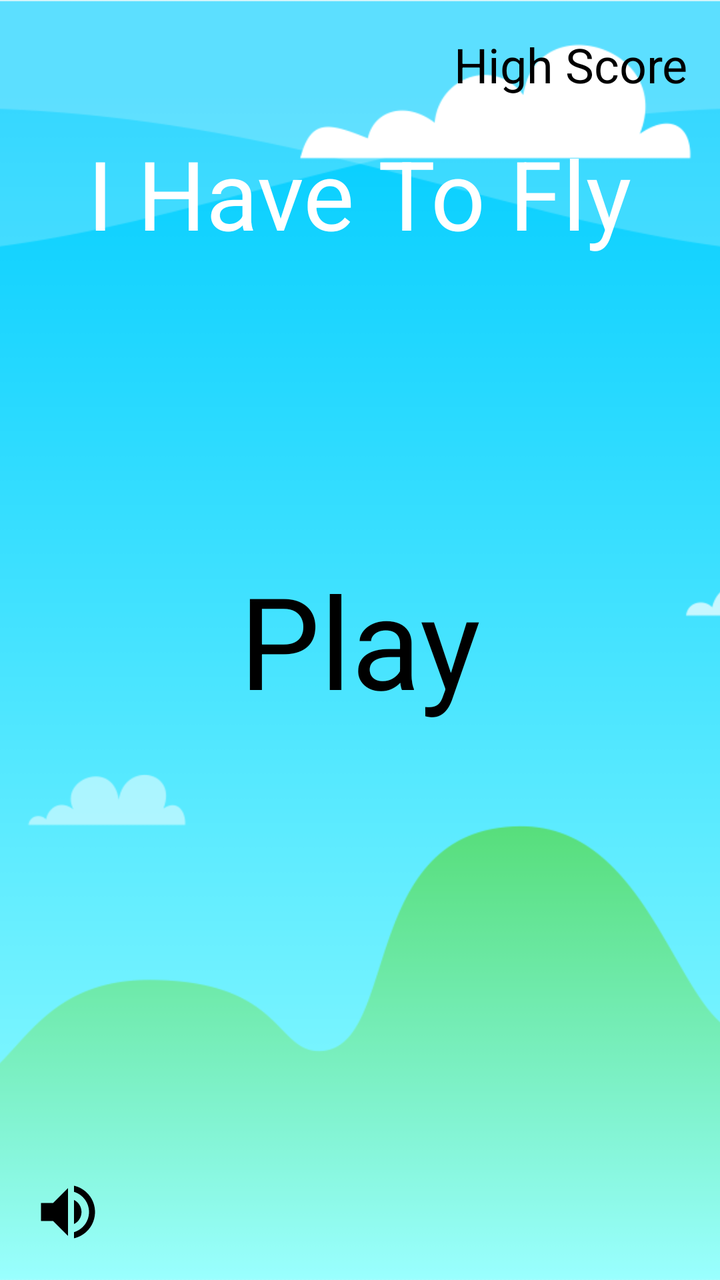
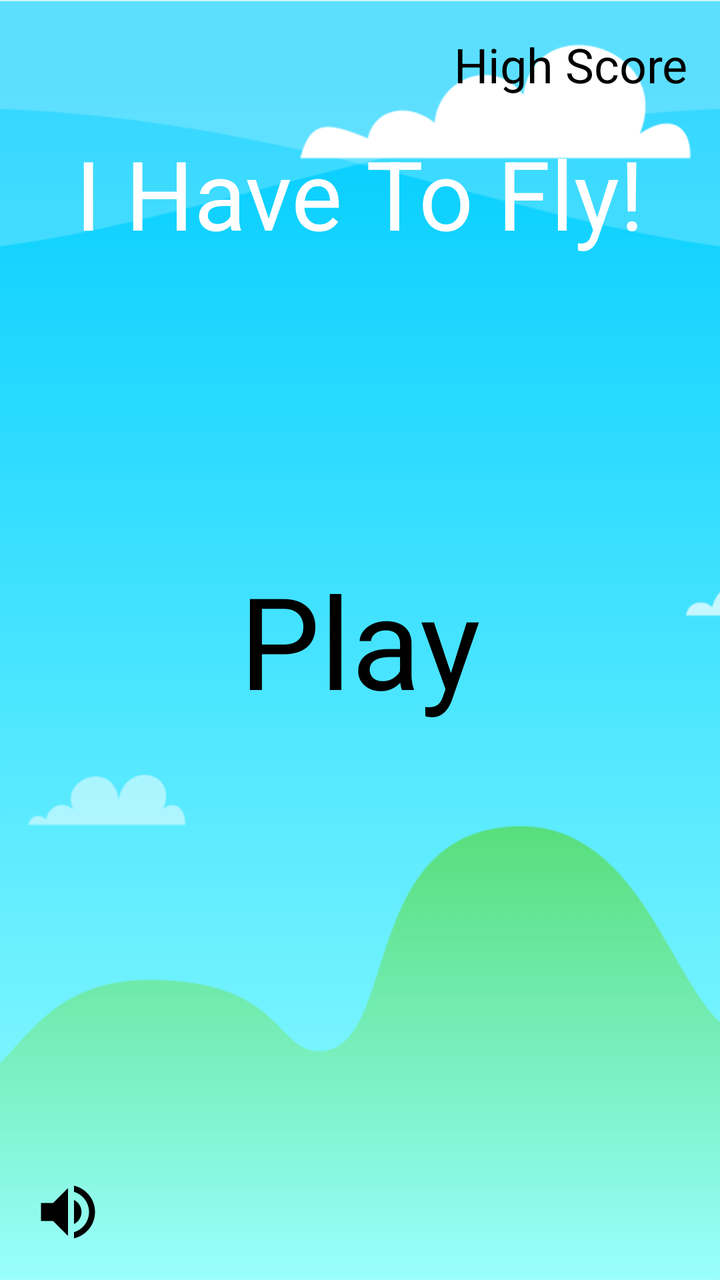

Screens rendered from an Android XML layout before and after an edit, with the pre-edit source and the edit as a unified diff.
<!-- AndroidManifest.xml: activity theme AppTheme.noActionBar -->
<!-- res/layout/activity_main.xml -->
<?xml version="1.0" encoding="utf-8"?>
<RelativeLayout xmlns:android="http://schemas.android.com/apk/res/android"
    xmlns:app="http://schemas.android.com/apk/res-auto"
    xmlns:tools="http://schemas.android.com/tools"
    android:id="@+id/main"
    android:layout_width="match_parent"
    android:layout_height="match_parent"
    tools:context=".MainActivity">

    <ImageView
        android:layout_width="match_parent"
        android:layout_height="match_parent"
        android:src="@drawable/background"
        android:scaleType="centerCrop"
        />
    <TextView
        android:layout_width="wrap_content"
        android:layout_height="wrap_content"
        android:textSize="48sp"
        android:text="I Have To Fly"
        android:textColor="@color/white"
        android:layout_above="@id/play"
        android:layout_below="@id/highscoretext"
        android:layout_centerHorizontal="true"
        />
    <TextView
        android:layout_width="wrap_content"
        android:layout_height="wrap_content"
        android:text="Play"
        android:textSize="64sp"
        android:layout_centerInParent="true"
        android:textColor="@color/black"
        android:id="@+id/play"
        />
    <TextView
        android:layout_width="wrap_content"
        android:layout_height="wrap_content"
        android:textSize="24sp"
        android:textColor="@color/black"
        android:text="High Score"
        android:id="@+id/highscoretext"
        android:layout_margin="16dp"
        android:layout_alignParentRight="true"
        />
    <ImageView
        android:layout_width="36dp"
        android:layout_height="36dp"
        android:layout_alignParentBottom="true"
        android:layout_margin="16dp"
        android:id="@+id/volumectrl"
        android:src="@drawable/baseline_volume_up_24"/>
</RelativeLayout>
<!-- resources referenced by this layout -->
<resources>
  <color name="black">#FF000000</color>
  <color name="white">#FFFFFFFF</color>
  <!-- drawable background: png bitmap (drawable, 45663 bytes) -->
  <!-- drawable baseline_volume_up_24 (drawable) -->
  <vector xmlns:android="http://schemas.android.com/apk/res/android" android:autoMirrored="true" android:height="24dp" android:tint="#000000" android:viewportHeight="24" android:viewportWidth="24" android:width="24dp">
        
      <path android:fillColor="@android:color/white" android:pathData="M3,9v6h4l5,5L12,4L7,9L3,9zM16.5,12c0,-1.77 -1.02,-3.29 -2.5,-4.03v8.05c1.48,-0.73 2.5,-2.25 2.5,-4.02zM14,3.23v2.06c2.89,0.86 5,3.54 5,6.71s-2.11,5.85 -5,6.71v2.06c4.01,-0.91 7,-4.49 7,-8.77s-2.99,-7.86 -7,-8.77z"/>
      
  </vector>
  <style name="AppTheme.noActionBar">
          <item name="windowNoTitle">true</item>
          <item name="windowActionBar">false</item>
      </style>
</resources>

<!-- the commit's change to res/layout/activity_main.xml (unified diff, before → after) -->
@@ -1,52 +1,7 @@
-<?xml version="1.0" encoding="utf-8"?>
-<RelativeLayout xmlns:android="http://schemas.android.com/apk/res/android"
-    xmlns:app="http://schemas.android.com/apk/res-auto"
-    xmlns:tools="http://schemas.android.com/tools"
-    android:id="@+id/main"
-    android:layout_width="match_parent"
-    android:layout_height="match_parent"
-    tools:context=".MainActivity">
-
-    <ImageView
-        android:layout_width="match_parent"
-        android:layout_height="match_parent"
-        android:src="@drawable/background"
-        android:scaleType="centerCrop"
-        />
-    <TextView
-        android:layout_width="wrap_content"
-        android:layout_height="wrap_content"
-        android:textSize="48sp"
-        android:text="I Have To Fly"
-        android:textColor="@color/white"
-        android:layout_above="@id/play"
-        android:layout_below="@id/highscoretext"
-        android:layout_centerHorizontal="true"
-        />
-    <TextView
-        android:layout_width="wrap_content"
-        android:layout_height="wrap_content"
-        android:text="Play"
-        android:textSize="64sp"
-        android:layout_centerInParent="true"
-        android:textColor="@color/black"
-        android:id="@+id/play"
-        />
-    <TextView
-        android:layout_width="wrap_content"
-        android:layout_height="wrap_content"
-        android:textSize="24sp"
-        android:textColor="@color/black"
-        android:text="High Score"
-        android:id="@+id/highscoretext"
-        android:layout_margin="16dp"
-        android:layout_alignParentRight="true"
-        />
-    <ImageView
-        android:layout_width="36dp"
-        android:layout_height="36dp"
-        android:layout_alignParentBottom="true"
-        android:layout_margin="16dp"
-        android:id="@+id/volumectrl"
-        android:src="@drawable/baseline_volume_up_24"/>
+<RelativeLayout xmlns:android="http://schemas.android.com/apk/res/android" xmlns:app="http://schemas.android.com/apk/res-auto" xmlns:tools="http://schemas.android.com/tools" android:layout_width="match_parent" android:layout_height="match_parent" tools:context=".MainActivity">
+    <ImageView android:layout_width="match_parent" android:layout_height="match_parent" android:src="@drawable/background" android:scaleType="centerCrop"/>
+    <TextView android:layout_width="wrap_content" android:layout_height="wrap_content" android:textSize="48sp" android:text="I Have To Fly!" android:textColor="#ffffff" android:layout_above="@id/play" android:layout_below="@id/highScoreTxt" android:layout_centerHorizontal="true"/>
+    <TextView android:layout_width="wrap_content" android:layout_height="wrap_content" android:text="Play" android:textSize="64sp" android:layout_centerInParent="true" android:textColor="#000000" android:id="@+id/play"/>
+    <TextView android:layout_width="wrap_content" android:layout_height="wrap_content" android:textSize="24sp" android:textColor="#000000" android:text="High Score" android:id="@+id/highScoreTxt" android:layout_margin="16dp" android:layout_alignParentRight="true"/>
+    <ImageView android:layout_width="36dp" android:layout_height="36dp" android:layout_alignParentBottom="true" android:layout_margin="16dp" android:id="@+id/volumeCtrl" android:src="@drawable/baseline_volume_up_24"/>
 </RelativeLayout>
<!-- resource entries referenced after the edit -->
@@ -1,7 +1,5 @@
 <!-- resources referenced by this layout -->
 <resources>
-  <color name="black">#FF000000</color>
-  <color name="white">#FFFFFFFF</color>
   <!-- drawable background: png bitmap (drawable, 45663 bytes) -->
   <!-- drawable baseline_volume_up_24 (drawable) -->
   <vector xmlns:android="http://schemas.android.com/apk/res/android" android:autoMirrored="true" android:height="24dp" android:tint="#000000" android:viewportHeight="24" android:viewportWidth="24" android:width="24dp">
